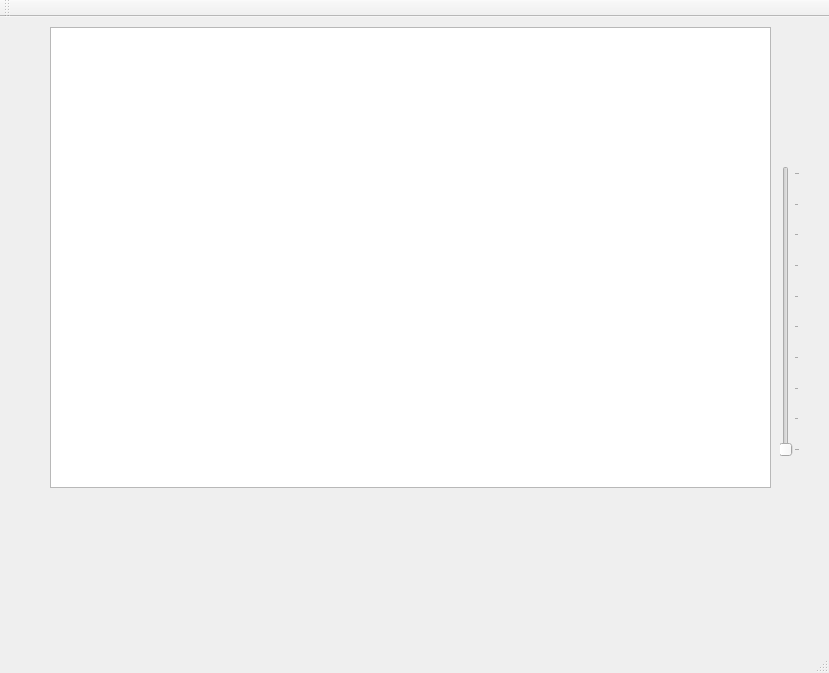
First picture: the form in mainwindow.ui, repository innalobanova/checkboard, before the edit.
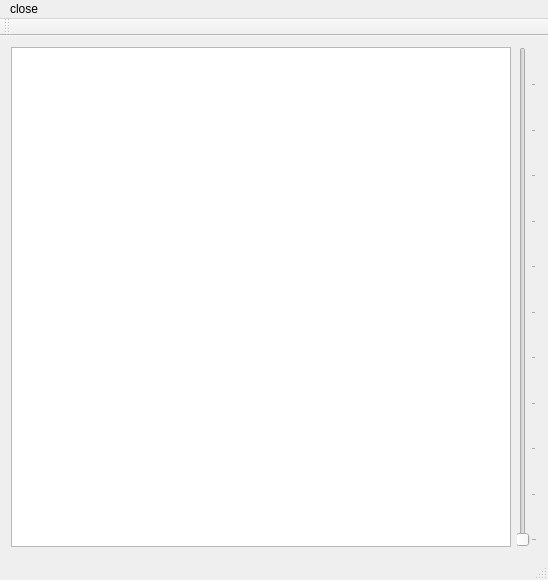
Second picture: the form after the edit.

Diff of the .ui file:
```diff
--- a/mainwindow.ui
+++ b/mainwindow.ui
@@ -6,35 +6,41 @@
    <rect>
     <x>0</x>
     <y>0</y>
-    <width>829</width>
-    <height>673</height>
+    <width>544</width>
+    <height>579</height>
    </rect>
   </property>
   <property name="windowTitle">
    <string>MainWindow</string>
   </property>
   <widget class="QWidget" name="centralWidget">
+   <layout class="QHBoxLayout" name="horizontalLayout">
+    <item>
    <widget class="QGraphicsView" name="graphicsView">
-    <property name="geometry">
-     <rect>
-      <x>50</x>
-      <y>10</y>
-      <width>721</width>
-      <height>461</height>
-     </rect>
-    </property>
-   </widget>
+      <property name="sizePolicy">
+       <sizepolicy hsizetype="Expanding" vsizetype="Expanding">
+        <horstretch>0</horstretch>
+        <verstretch>0</verstretch>
+       </sizepolicy>
+      </property>
+      <property name="minimumSize">
+       <size>
+        <width>500</width>
+        <height>500</height>
+       </size>
+      </property>
+     </widget>
+    </item>
+    <item>
    <widget class="QSlider" name="verticalSlider">
-    <property name="geometry">
-     <rect>
-      <x>780</x>
-      <y>149</y>
-      <width>20</width>
-      <height>291</height>
-     </rect>
+      <property name="minimum">
+       <number>-20</number>
     </property>
     <property name="maximum">
-     <number>270</number>
+       <number>300</number>
+      </property>
+      <property name="value">
+       <number>-20</number>
     </property>
     <property name="orientation">
      <enum>Qt::Vertical</enum>
@@ -46,16 +52,25 @@
      <number>30</number>
     </property>
    </widget>
+    </item>
+   </layout>
   </widget>
   <widget class="QMenuBar" name="menuBar">
    <property name="geometry">
     <rect>
      <x>0</x>
      <y>0</y>
-     <width>829</width>
+     <width>544</width>
      <height>22</height>
     </rect>
    </property>
+   <widget class="QMenu" name="menuclose">
+    <property name="title">
+     <string>close</string>
+    </property>
+    <addaction name="actionclose"/>
+   </widget>
+   <addaction name="menuclose"/>
   </widget>
   <widget class="QToolBar" name="mainToolBar">
    <attribute name="toolBarArea">
```
Left out of the diff: 8 changed lines with no effect on the pictures. Lines whose indentation alone changed are shown as unchanged.
